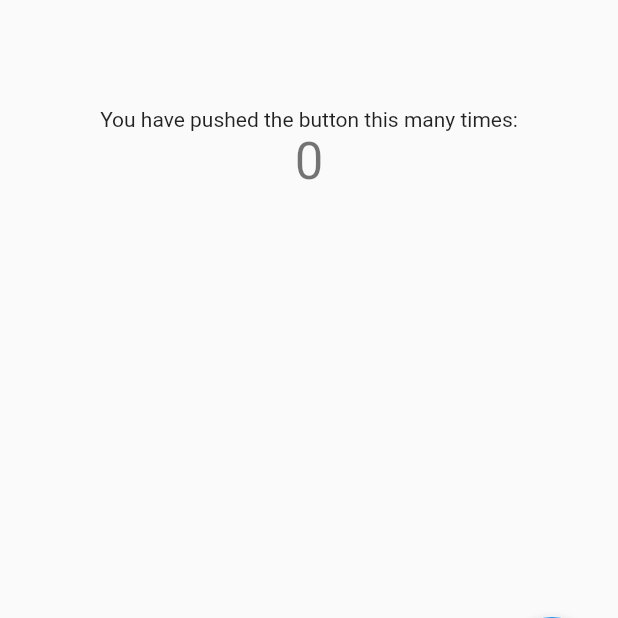
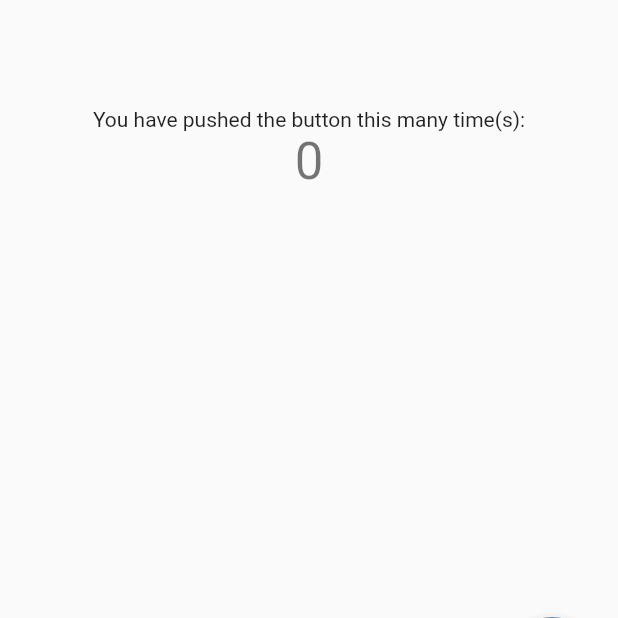
Before and after one commit to EasiCode/Client_app, a Flutter app: the screen it shows after launch, on a phone screen of 412 x 824 dp, the part 511-1129 px from its top. Run offline on Flutter 3.47's test engine with Material 2 defaults, Android fonts, the phone set to English and light mode, and no system bars.

Commit message:
just a minor change to enable pull request

```diff
--- a/lib/main.dart
+++ b/lib/main.dart
@@ -96,7 +96,7 @@ class _MyHomePageState extends State<MyHomePage> {
           mainAxisAlignment: MainAxisAlignment.center,
           children: <Widget>[
             const Text(
-              'You have pushed the button this many times:',
+              'You have pushed the button this many time(s):',
             ),
             Text(
               '$_counter',
```
